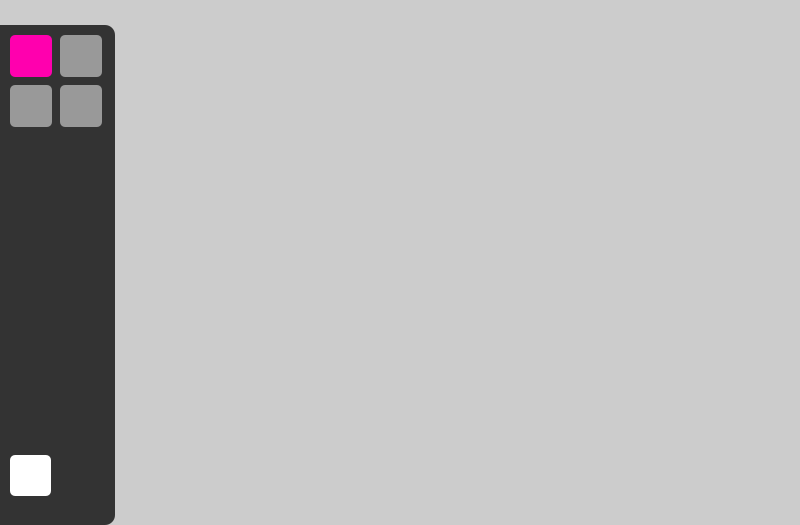
First picture: the form in ui/mainwindow/form.ui, repository lycayan18/magicapixel, before the edit.
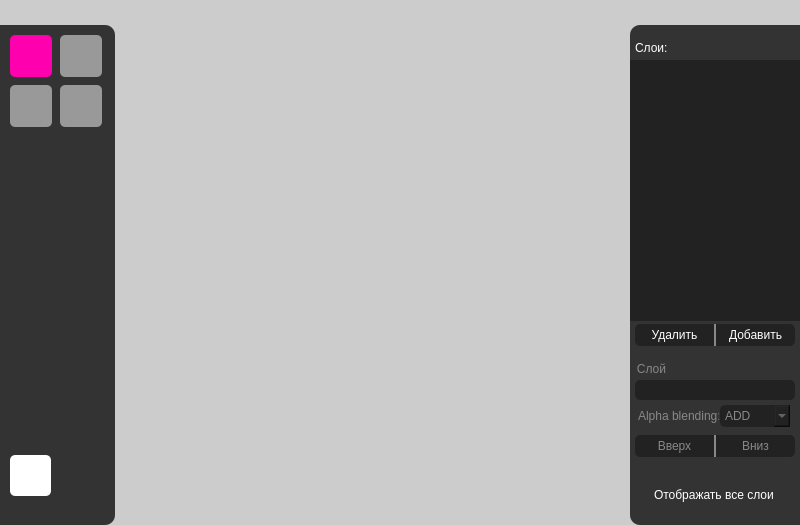
Second picture: the form after the edit. Icons and pictures are not drawn.

Patch:
```diff
--- a/ui/mainwindow/form.ui
+++ b/ui/mainwindow/form.ui
@@ -227,6 +227,267 @@
    </property>
    <layout class="QVBoxLayout" name="vbox"/>
   </widget>
+  <widget class="QGroupBox" name="layersPanel">
+   <property name="enabled">
+    <bool>true</bool>
+   </property>
+   <property name="geometry">
+    <rect>
+     <x>630</x>
+     <y>25</y>
+     <width>170</width>
+     <height>500</height>
+    </rect>
+   </property>
+   <property name="styleSheet">
+    <string notr="true">QGroupBox {
+	background: #333;
+	border: none;
+	border-top-left-radius: 10px;
+	border-bottom-left-radius: 10px;
+}
+
+* {
+	color: white;
+}
+
+QPushButton {
+	background: #222;
+	border: none;
+	border-radius: 5px;
+}
+
+QLabel {
+	background: transparent;
+}
+
+QComboBox {
+	background: #222;
+	border: none;
+	border-radius: 5px;
+}
+
+QLineEdit {
+	background: #222;
+	border: none;
+	border-radius: 5px;
+}</string>
+   </property>
+   <property name="title">
+    <string/>
+   </property>
+   <property name="flat">
+    <bool>true</bool>
+   </property>
+   <widget class="QListWidget" name="layersList">
+    <property name="geometry">
+     <rect>
+      <x>0</x>
+      <y>35</y>
+      <width>171</width>
+      <height>261</height>
+     </rect>
+    </property>
+    <property name="styleSheet">
+     <string notr="true">QListWidget {
+	border: none;
+	background: #222;
+	color: white;
+}</string>
+    </property>
+   </widget>
+   <widget class="QLabel" name="label">
+    <property name="geometry">
+     <rect>
+      <x>5</x>
+      <y>15</y>
+      <width>41</width>
+      <height>16</height>
+     </rect>
+    </property>
+    <property name="text">
+     <string>Слои:</string>
+    </property>
+   </widget>
+   <widget class="QPushButton" name="addLayer">
+    <property name="geometry">
+     <rect>
+      <x>85</x>
+      <y>299</y>
+      <width>80</width>
+      <height>22</height>
+     </rect>
+    </property>
+    <property name="cursor">
+     <cursorShape>PointingHandCursor</cursorShape>
+    </property>
+    <property name="styleSheet">
+     <string notr="true">border-left: 1px solid #888;
+border-top-left-radius: 0;
+border-bottom-left-radius: 0;</string>
+    </property>
+    <property name="text">
+     <string>Добавить</string>
+    </property>
+   </widget>
+   <widget class="QPushButton" name="removeLayer">
+    <property name="geometry">
+     <rect>
+      <x>5</x>
+      <y>299</y>
+      <width>80</width>
+      <height>22</height>
+     </rect>
+    </property>
+    <property name="cursor">
+     <cursorShape>PointingHandCursor</cursorShape>
+    </property>
+    <property name="styleSheet">
+     <string notr="true">border-right: 1px solid #888;
+border-top-right-radius: 0;
+border-bottom-right-radius: 0;</string>
+    </property>
+    <property name="text">
+     <string>Удалить</string>
+    </property>
+   </widget>
+   <widget class="QGroupBox" name="layerSettings">
+    <property name="enabled">
+     <bool>false</bool>
+    </property>
+    <property name="geometry">
+     <rect>
+      <x>5</x>
+      <y>335</y>
+      <width>161</width>
+      <height>101</height>
+     </rect>
+    </property>
+    <property name="styleSheet">
+     <string notr="true">QGroupBox {
+	color: white;
+}
+
+*::disabled {
+	color: #888;
+}</string>
+    </property>
+    <property name="title">
+     <string>Слой</string>
+    </property>
+    <widget class="QComboBox" name="alphaBlending">
+     <property name="geometry">
+      <rect>
+       <x>85</x>
+       <y>45</y>
+       <width>70</width>
+       <height>22</height>
+      </rect>
+     </property>
+     <property name="sizeAdjustPolicy">
+      <enum>QComboBox::AdjustToContentsOnFirstShow</enum>
+     </property>
+     <property name="frame">
+      <bool>true</bool>
+     </property>
+     <item>
+      <property name="text">
+       <string>ADD</string>
+      </property>
+     </item>
+     <item>
+      <property name="text">
+       <string>OVER</string>
+      </property>
+     </item>
+    </widget>
+    <widget class="QLabel" name="label_3">
+     <property name="geometry">
+      <rect>
+       <x>3</x>
+       <y>45</y>
+       <width>81</width>
+       <height>21</height>
+      </rect>
+     </property>
+     <property name="text">
+      <string>Alpha blending:</string>
+     </property>
+    </widget>
+    <widget class="QPushButton" name="moveLayerUp">
+     <property name="geometry">
+      <rect>
+       <x>0</x>
+       <y>75</y>
+       <width>80</width>
+       <height>22</height>
+      </rect>
+     </property>
+     <property name="cursor">
+      <cursorShape>PointingHandCursor</cursorShape>
+     </property>
+     <property name="styleSheet">
+      <string notr="true">border-right: 1px solid #888;
+border-top-right-radius: 0;
+border-bottom-right-radius: 0;</string>
+     </property>
+     <property name="text">
+      <string>Вверх</string>
+     </property>
+    </widget>
+    <widget class="QPushButton" name="moveLayerDown">
+     <property name="geometry">
+      <rect>
+       <x>80</x>
+       <y>75</y>
+       <width>80</width>
+       <height>22</height>
+      </rect>
+     </property>
+     <property name="cursor">
+      <cursorShape>PointingHandCursor</cursorShape>
+     </property>
+     <property name="styleSheet">
+      <string notr="true">border-left: 1px solid #888;
+border-top-left-radius: 0;
+border-bottom-left-radius: 0;</string>
+     </property>
+     <property name="text">
+      <string>Вниз</string>
+     </property>
+    </widget>
+    <widget class="QLineEdit" name="layerName">
+     <property name="geometry">
+      <rect>
+       <x>0</x>
+       <y>20</y>
+       <width>160</width>
+       <height>20</height>
+      </rect>
+     </property>
+    </widget>
+   </widget>
+   <widget class="QCheckBox" name="displayAllLayers">
+    <property name="geometry">
+     <rect>
+      <x>5</x>
+      <y>460</y>
+      <width>151</width>
+      <height>20</height>
+     </rect>
+    </property>
+    <property name="autoFillBackground">
+     <bool>false</bool>
+    </property>
+    <property name="styleSheet">
+     <string notr="true">background: transparent;
+color: white;</string>
+    </property>
+    <property name="text">
+     <string>Отображать все слои</string>
+    </property>
+   </widget>
+  </widget>
  </widget>
  <resources/>
  <connections/>
```
